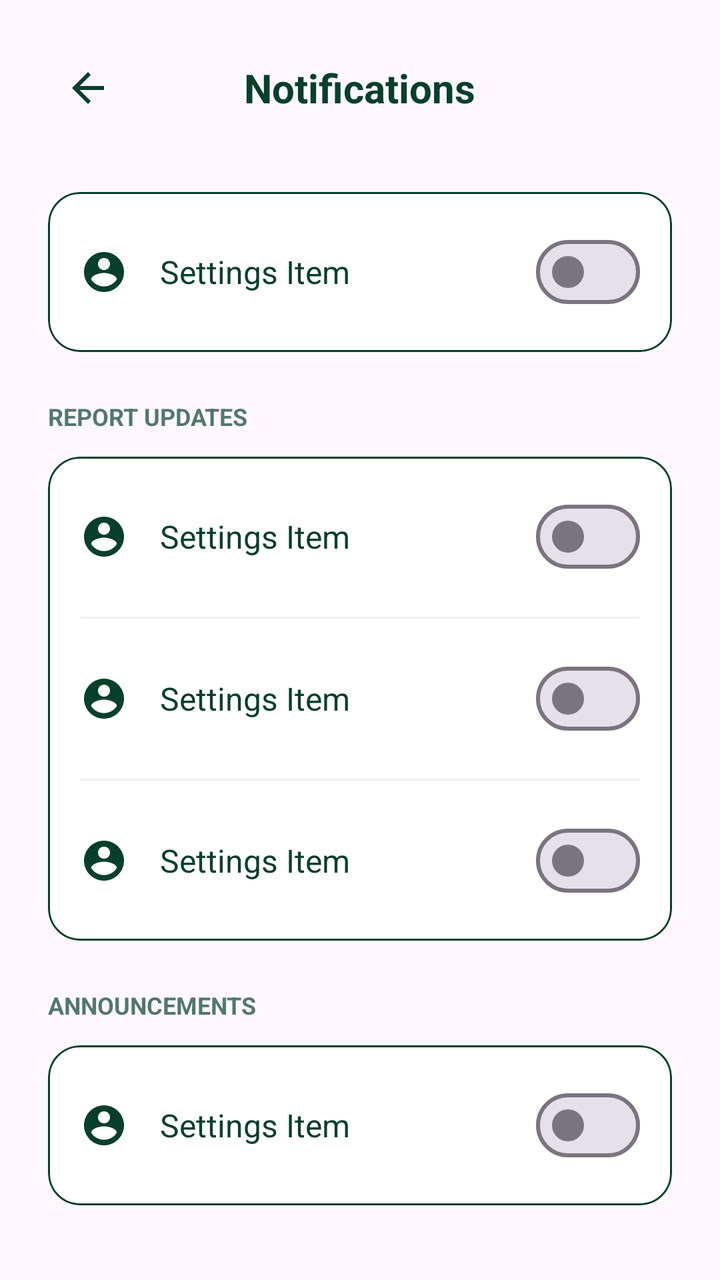
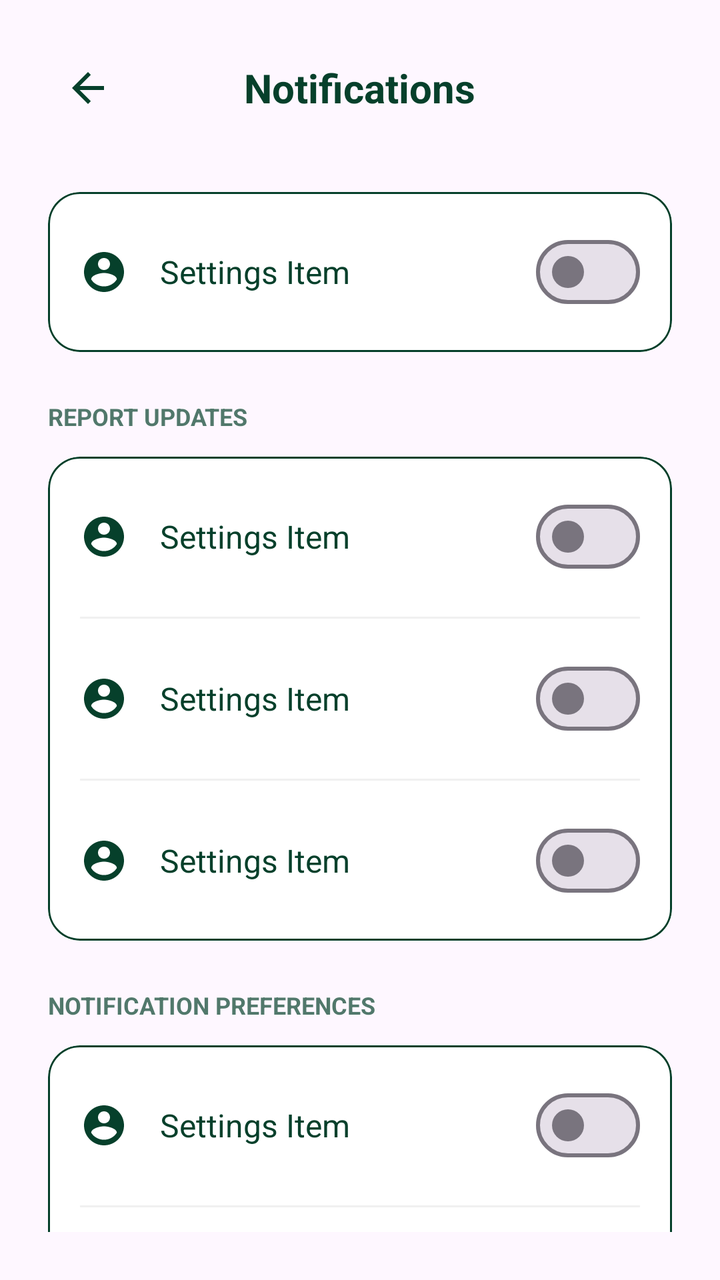

Two renders of the same Android screen: before a commit and after it. Below are the layout's source before the change and the commit's diff.
<!-- AndroidManifest.xml: another module's application theme Theme.MyEcoWatch1 -->
<!-- res/layout/fragment_notification_settings.xml -->
<?xml version="1.0" encoding="utf-8"?>
<LinearLayout xmlns:android="http://schemas.android.com/apk/res/android"
    xmlns:app="http://schemas.android.com/apk/res-auto"
    android:layout_width="match_parent"
    android:layout_height="match_parent"
    android:orientation="vertical"
    android:padding="24dp">

    
    <RelativeLayout
        android:layout_width="match_parent"
        android:layout_height="wrap_content"
        android:layout_marginBottom="32dp">

        <ImageButton
            android:id="@+id/btnBack"
            android:layout_width="40dp"
            android:layout_height="40dp"
            android:background="?attr/selectableItemBackgroundBorderless"
            android:src="@drawable/ic_back"
            app:tint="@color/green" />

        <TextView
            android:layout_width="wrap_content"
            android:layout_height="wrap_content"
            android:layout_centerInParent="true"
            android:text="Notifications"
            android:textColor="@color/green"
            android:textSize="20sp"
            android:textStyle="bold" />
    </RelativeLayout>

    <ScrollView
        android:layout_width="match_parent"
        android:layout_height="match_parent"
        android:scrollbars="none">

        <LinearLayout
            android:layout_width="match_parent"
            android:layout_height="wrap_content"
            android:orientation="vertical">

            
            <com.google.android.material.card.MaterialCardView
                android:layout_width="match_parent"
                android:layout_height="wrap_content"
                app:cardCornerRadius="16dp"
                app:strokeColor="#06402B"
                app:strokeWidth="1dp"
                android:layout_marginBottom="24dp">
                <LinearLayout
                    android:layout_width="match_parent"
                    android:layout_height="wrap_content"
                    android:background="@color/white"
                    android:orientation="vertical">
                    <include android:id="@+id/itemAllowNotifications" layout="@layout/item_settings_switch" />
                </LinearLayout>
            </com.google.android.material.card.MaterialCardView>

            <LinearLayout
                android:id="@+id/settingsContentLayout"
                android:layout_width="match_parent"
                android:layout_height="wrap_content"
                android:orientation="vertical">

            
            <TextView
                android:layout_width="wrap_content"
                android:layout_height="wrap_content"
                android:text="REPORT UPDATES"
                android:textColor="@color/green"
                android:textSize="12sp"
                android:textStyle="bold"
                android:layout_marginBottom="12dp"
                android:alpha="0.7"/>

            <com.google.android.material.card.MaterialCardView
                android:layout_width="match_parent"
                android:layout_height="wrap_content"
                app:cardCornerRadius="16dp"
                app:strokeColor="#06402B"
                app:strokeWidth="1dp"
                android:layout_marginBottom="24dp">

                <LinearLayout
                    android:layout_width="match_parent"
                    android:layout_height="wrap_content"
                    android:orientation="vertical"
                    android:background="@color/white">

                    <include android:id="@+id/itemReportStatus" layout="@layout/item_settings_switch" />
                    <View android:layout_width="match_parent" android:layout_height="1dp" android:background="?attr/colorOutlineVariant" android:layout_marginHorizontal="16dp"/>
                    <include android:id="@+id/itemReportCompleted" layout="@layout/item_settings_switch" />
                    <View android:layout_width="match_parent" android:layout_height="1dp" android:background="?attr/colorOutlineVariant" android:layout_marginHorizontal="16dp"/>
                    <include android:id="@+id/itemReportDenied" layout="@layout/item_settings_switch" />

                </LinearLayout>
            </com.google.android.material.card.MaterialCardView>

            
            <TextView
                android:layout_width="wrap_content"
                android:layout_height="wrap_content"
                android:text="ANNOUNCEMENTS"
                android:textColor="@color/green"
                android:textSize="12sp"
                android:textStyle="bold"
                android:layout_marginBottom="12dp"
                android:alpha="0.7"/>

            <com.google.android.material.card.MaterialCardView
                android:layout_width="match_parent"
                android:layout_height="wrap_content"
                app:cardCornerRadius="16dp"
                app:strokeColor="#06402B"
                app:strokeWidth="1dp"
                android:layout_marginBottom="24dp">
                <LinearLayout
                    android:layout_width="match_parent"
                    android:layout_height="wrap_content"
                    android:background="@color/white"
                    android:orientation="vertical">
                    <include android:id="@+id/itemAnnouncements" layout="@layout/item_settings_switch" />
                </LinearLayout>
            </com.google.android.material.card.MaterialCardView>

            
            <TextView
                android:layout_width="wrap_content"
                android:layout_height="wrap_content"
                android:text="NOTIFICATION PREFERENCES"
                android:textColor="@color/green"
                android:textSize="12sp"
                android:textStyle="bold"
                android:layout_marginBottom="12dp"
                android:alpha="0.7"/>

            <com.google.android.material.card.MaterialCardView
                android:layout_width="match_parent"
                android:layout_height="wrap_content"
                app:cardCornerRadius="16dp"
                app:strokeColor="#06402B"
                app:strokeWidth="1dp"
                android:layout_marginBottom="32dp">

                <LinearLayout
                    android:layout_width="match_parent"
                    android:layout_height="wrap_content"
                    android:orientation="vertical"
                    android:background="@color/white">

                    <include android:id="@+id/itemSound" layout="@layout/item_settings_switch" />
                    <View android:layout_width="match_parent" android:layout_height="1dp" android:background="?attr/colorOutlineVariant" android:layout_marginHorizontal="16dp"/>

                    <com.google.android.material.button.MaterialButton
                        android:id="@+id/btnChangeSound"
                        style="@style/Widget.MaterialComponents.Button.TextButton"
                        android:layout_width="match_parent"
                        android:layout_height="wrap_content"
                        android:text="Change notification sound"
                        android:textColor="@color/green"
                        android:gravity="start|center_vertical"
                        android:padding="16dp"
                        android:insetTop="0dp"
                        android:insetBottom="0dp"
                        android:textAllCaps="false"
                        app:icon="@drawable/ic_back"
                        app:iconGravity="end"
                        app:iconPadding="16dp"
                        app:iconSize="16dp"
                        app:iconTint="@color/green"/>

                    <View android:layout_width="match_parent" android:layout_height="1dp" android:background="?attr/colorOutlineVariant" android:layout_marginHorizontal="16dp"/>

                    <include android:id="@+id/itemVibration" layout="@layout/item_settings_switch" />

                </LinearLayout>
            </com.google.android.material.card.MaterialCardView>
            </LinearLayout>

        </LinearLayout>
    </ScrollView>

</LinearLayout>
<!-- res/layout/item_settings_switch.xml (included above) -->
<?xml version="1.0" encoding="utf-8"?>
<LinearLayout xmlns:android="http://schemas.android.com/apk/res/android"
    xmlns:app="http://schemas.android.com/apk/res-auto"
    android:layout_width="match_parent"
    android:layout_height="wrap_content"
    android:orientation="horizontal"
    android:padding="16dp"
    android:gravity="center_vertical"
    android:clickable="true"
    android:focusable="true"
    android:background="?attr/selectableItemBackground">

    <ImageView
        android:id="@+id/rowIcon"
        android:layout_width="24dp"
        android:layout_height="24dp"
        android:src="@drawable/ic_profile"
        app:tint="?attr/colorPrimary" />

    <LinearLayout
        android:layout_width="0dp"
        android:layout_height="wrap_content"
        android:layout_weight="1"
        android:layout_marginStart="16dp"
        android:orientation="vertical">

        <TextView
            android:id="@+id/rowTitle"
            android:layout_width="match_parent"
            android:layout_height="wrap_content"
            android:text="Settings Item"
            android:textColor="?attr/colorPrimary"
            android:textSize="16sp" />

        <TextView
            android:id="@+id/rowDescription"
            android:layout_width="match_parent"
            android:layout_height="wrap_content"
            android:text="Description goes here"
            android:textColor="?attr/colorOnSurfaceVariant"
            android:textSize="13sp"
            android:alpha="0.6"
            android:visibility="gone" />
    </LinearLayout>

    <com.google.android.material.materialswitch.MaterialSwitch
        android:id="@+id/rowSwitch"
        android:layout_width="wrap_content"
        android:layout_height="wrap_content"
        android:layout_marginStart="8dp"
        android:clickable="false"
        android:focusable="false" />

</LinearLayout>
<!-- resources referenced by this layout -->
<resources>
  <color name="green">#06402B</color>
  <color name="white">#FFFFFFFF</color>
  <!-- drawable ic_back (drawable) -->
  <vector xmlns:android="http://schemas.android.com/apk/res/android"
      android:width="24dp"
      android:height="24dp"
      android:viewportWidth="24"
      android:viewportHeight="24"
      android:tint="?attr/colorControlNormal">
    <path
        android:fillColor="@android:color/white"
        android:pathData="M20,11H7.83l5.59,-5.59L12,4l-8,8 8,8 1.41,-1.41L7.83,13H20v-2z"/>
  </vector>
  <!-- drawable ic_profile (drawable) -->
  <vector xmlns:android="http://schemas.android.com/apk/res/android"
      android:width="24dp"
      android:height="24dp"
      android:viewportWidth="24"
      android:viewportHeight="24">
      <path
          android:fillColor="@android:color/white"
          android:pathData="M12,2C6.5,2 2,6.5 2,12C2,17.5 6.5,22 12,22C17.5,22 22,17.5 22,12C22,6.5 17.5,2 12,2M12,5C13.7,5 15,6.3 15,8C15,9.7 13.7,11 12,11C10.3,11 9,9.7 9,8C9,6.3 10.3,5 12,5M12,19.2C9.3,19.2 6.9,17.8 5.6,15.7C5.6,13.6 9.8,12.5 12,12.5C14.2,12.5 18.4,13.6 18.4,15.7C17.1,17.8 14.7,19.2 12,19.2Z" />
  </vector>
  <style name="Theme.MyEcoWatch1" parent="Base.Theme.MyEcoWatch1" />
  <style name="Base.Theme.MyEcoWatch1" parent="Theme.Material3.DayNight.NoActionBar">
          
          <item name="colorPrimary">@color/green</item>
          <item name="colorOnPrimary">@color/white</item>
          <item name="colorSurface">@color/white</item>
          <item name="colorOnSurface">@color/green</item>
          <item name="colorOutlineVariant">#F0F0F0</item>
      </style>
</resources>

<!-- the commit's change to res/layout/fragment_notification_settings.xml (unified diff, before → after) -->
@@ -94,33 +94,6 @@
                     <View android:layout_width="match_parent" android:layout_height="1dp" android:background="?attr/colorOutlineVariant" android:layout_marginHorizontal="16dp"/>
                     <include android:id="@+id/itemReportDenied" layout="@layout/item_settings_switch" />
 
-                </LinearLayout>
-            </com.google.android.material.card.MaterialCardView>
-
-            
-            <TextView
-                android:layout_width="wrap_content"
-                android:layout_height="wrap_content"
-                android:text="ANNOUNCEMENTS"
-                android:textColor="@color/green"
-                android:textSize="12sp"
-                android:textStyle="bold"
-                android:layout_marginBottom="12dp"
-                android:alpha="0.7"/>
-
-            <com.google.android.material.card.MaterialCardView
-                android:layout_width="match_parent"
-                android:layout_height="wrap_content"
-                app:cardCornerRadius="16dp"
-                app:strokeColor="#06402B"
-                app:strokeWidth="1dp"
-                android:layout_marginBottom="24dp">
-                <LinearLayout
-                    android:layout_width="match_parent"
-                    android:layout_height="wrap_content"
-                    android:background="@color/white"
-                    android:orientation="vertical">
-                    <include android:id="@+id/itemAnnouncements" layout="@layout/item_settings_switch" />
                 </LinearLayout>
             </com.google.android.material.card.MaterialCardView>
 
